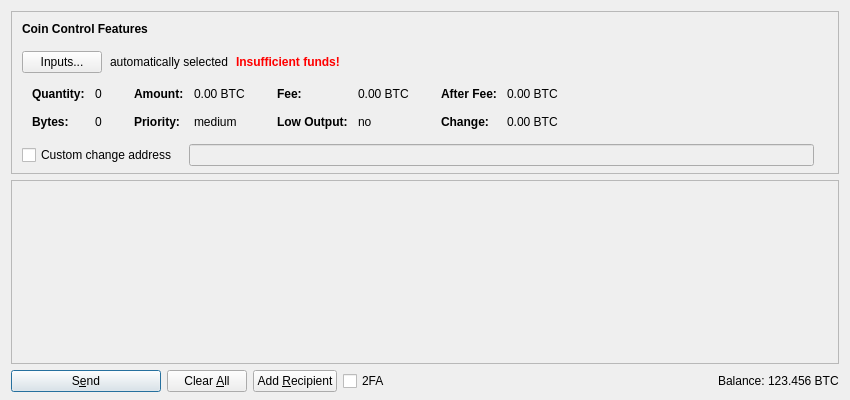
Qt form desktop/src/qt/forms/sendcoinsdialog.ui (blujay2013/eecs588-pjct) before a commit.
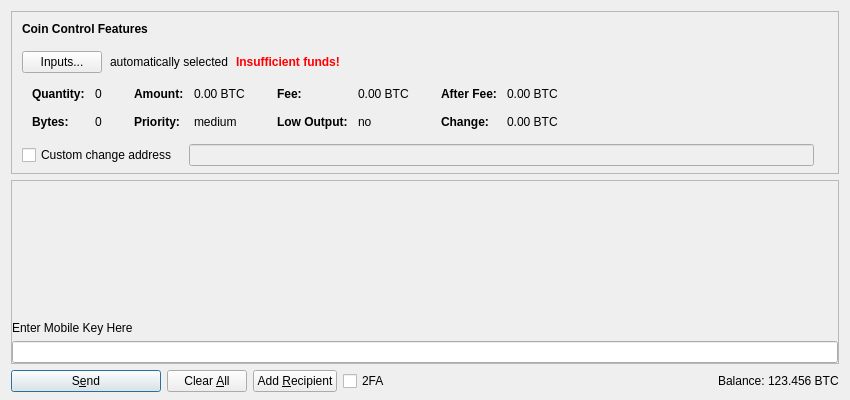
The same form after that commit. Icons and pictures are not drawn. Custom widgets are drawn as their Qt base class.

Commit message: Enabled signed transactions on the desktop client Added button on the send coins dialog box for 2FA transactions

```diff
--- a/desktop/src/qt/forms/sendcoinsdialog.ui
+++ b/desktop/src/qt/forms/sendcoinsdialog.ui
@@ -617,7 +617,7 @@
         <height>141</height>
        </rect>
       </property>
-      <layout class="QVBoxLayout" name="verticalLayout_2" stretch="0,1">
+      <layout class="QVBoxLayout" name="verticalLayout_2" stretch="0,1,0,0">
        <property name="leftMargin">
         <number>0</number>
        </property>
@@ -650,6 +650,16 @@
          </property>
         </spacer>
        </item>
+       <item>
+        <widget class="QLabel" name="privKeyBoxLbl">
+         <property name="text">
+          <string>Enter Mobile Key Here</string>
+         </property>
+        </widget>
+       </item>
+       <item>
+        <widget class="QLineEdit" name="privKeyEntryBox"/>
+       </item>
       </layout>
      </widget>
     </widget>
```
Left out of the diff: 3 changed lines with no effect on the pictures. The commit also changes 4 other files.
